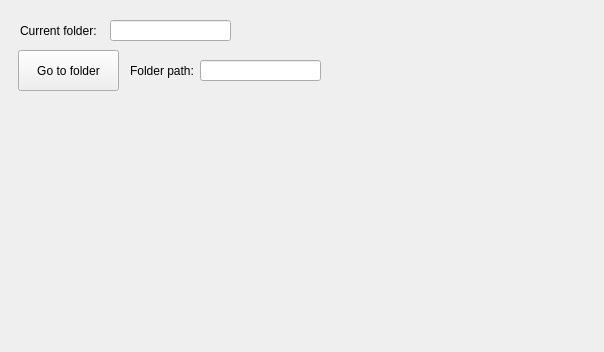
Qt form Homework1/mainwindow.ui (Krezerenko/Config_Homework) before a commit.
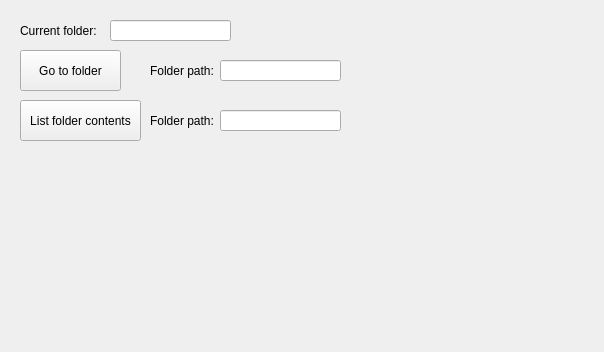
The same form after that commit.

```diff
--- a/Homework1/mainwindow.ui
+++ b/Homework1/mainwindow.ui
@@ -17,7 +17,7 @@
    <widget class="QPushButton" name="btnGoToFolder">
     <property name="geometry">
      <rect>
-      <x>18</x>
+      <x>20</x>
       <y>50</y>
       <width>101</width>
       <height>41</height>
@@ -30,7 +30,7 @@
    <widget class="QLabel" name="label">
     <property name="geometry">
      <rect>
-      <x>130</x>
+      <x>150</x>
       <y>60</y>
       <width>71</width>
       <height>21</height>
@@ -43,7 +43,7 @@
    <widget class="QLineEdit" name="txtInputFolderPath">
     <property name="geometry">
      <rect>
-      <x>200</x>
+      <x>220</x>
       <y>60</y>
       <width>121</width>
       <height>21</height>
@@ -76,6 +76,42 @@
      <bool>true</bool>
     </property>
    </widget>
+   <widget class="QPushButton" name="btnLs">
+    <property name="geometry">
+     <rect>
+      <x>20</x>
+      <y>100</y>
+      <width>121</width>
+      <height>41</height>
+     </rect>
+    </property>
+    <property name="text">
+     <string>List folder contents</string>
+    </property>
+   </widget>
+   <widget class="QLabel" name="label_3">
+    <property name="geometry">
+     <rect>
+      <x>150</x>
+      <y>110</y>
+      <width>71</width>
+      <height>21</height>
+     </rect>
+    </property>
+    <property name="text">
+     <string>Folder path: </string>
+    </property>
+   </widget>
+   <widget class="QLineEdit" name="txtLsFolderPath">
+    <property name="geometry">
+     <rect>
+      <x>220</x>
+      <y>110</y>
+      <width>121</width>
+      <height>21</height>
+     </rect>
+    </property>
+   </widget>
   </widget>
  </widget>
  <resources/>
```
Left out of the diff: 4 changed lines with no effect on the pictures.
